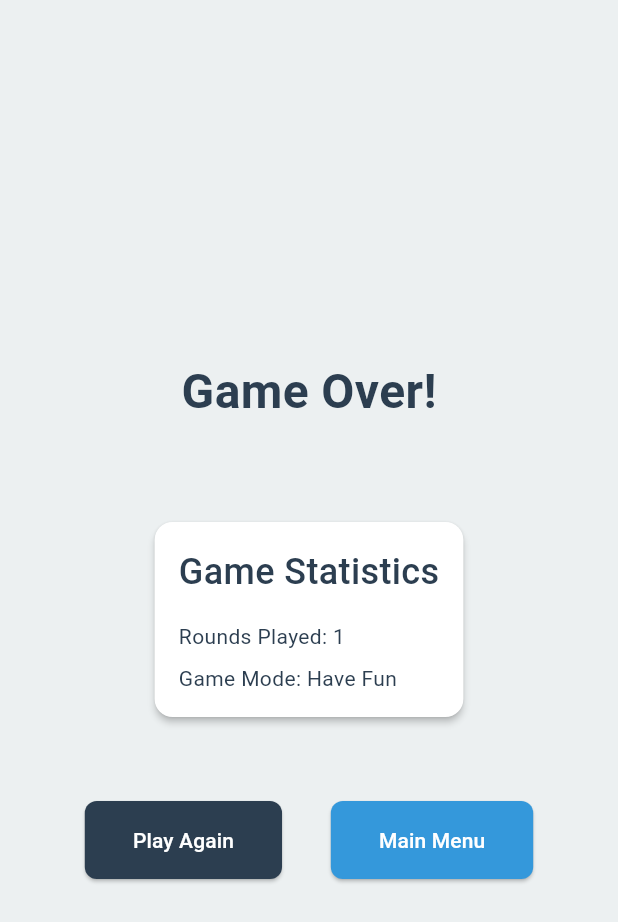
After one commit to Pasmikh/flava, a Flutter app: the GameStatsScreen screen opened by its route, on a phone screen of 412 x 824 dp. The commit adds this screen. Shown: the top 922 px of the screen. Run offline on Flutter 3.47's test engine with Material 3 defaults, Android fonts, the light colour scheme and no system bars; our stand-ins replace audioplayers, google_fonts, shared_preferences; accounts and stored records are empty.

Commit message:
Game end logic & screen

```diff
--- a/lib/config/routes.dart
+++ b/lib/config/routes.dart
@@ -3,6 +3,7 @@ import '../screens/home/home_screen.dart';
 import '../screens/player_setup/player_setup_screen.dart';
 import '../screens/ready_check/ready_check_screen.dart';
 import '../screens/game/game_screen.dart';
+import '../screens/game_stats_screen.dart';
 
 class AppRoutes {
   // Route names
@@ -10,6 +11,7 @@ class AppRoutes {
   static const String playerSetup = '/player-setup';
   static const String readyCheck = '/ready-check';
   static const String game = '/game';
+  static const String gameStats = '/game-stats';
   static const String settings = '/settings';
   static const String statistics = '/statistics';
 
@@ -20,6 +22,7 @@ class AppRoutes {
       playerSetup: (context) => const PlayerSetupScreen(),
       readyCheck: (context) => const ReadyCheckScreen(),
       game: (context) => const GameScreen(),
+      gameStats: (context) => const GameStatsScreen(),
     };
   }
 
@@ -34,6 +37,10 @@ class AppRoutes {
 
   static Future<T?> navigateToGame<T>(BuildContext context) {
     return Navigator.pushReplacementNamed<T, void>(context, game);
+  }
+
+  static Future<T?> navigateToGameStats<T>(BuildContext context) {
+    return Navigator.pushReplacementNamed<T, void>(context, gameStats);
   }
 
   static Future<T?> navigateToSettings<T>(BuildContext context) {
--- a/lib/main.dart
+++ b/lib/main.dart
@@ -1,3 +1,4 @@
+import 'package:flava/screens/game_stats_screen.dart';
 import 'package:flutter/material.dart';
 import 'package:provider/provider.dart';
 import 'package:flutter/services.dart';
@@ -63,6 +64,7 @@ class FlavaApp extends StatelessWidget {
         AppRoutes.playerSetup: (context) => const PlayerSetupScreen(),
         AppRoutes.readyCheck: (context) => const ReadyCheckScreen(),
         AppRoutes.game: (context) => const GameScreen(),
+        AppRoutes.gameStats: (context) => const GameStatsScreen(),
       },
       builder: (context, child) {
         // Apply any app-wide configurations here
--- a/lib/models/events/drop_events.dart
+++ b/lib/models/events/drop_events.dart
@@ -25,6 +25,7 @@ GameEvent createDropThreeEvent(GameState state) {
         'a green object, and a key object',
     type: EventType.drop,
     requiresConfirmation: true,
+    additionalTime: 1,
     choices: choices,
     executeEvent: (currentState, choiceIndex) {
       if (choiceIndex == null) return currentState;
--- /dev/null
+++ b/lib/screens/game_stats_screen.dart
@@ -0,0 +1,120 @@
+import 'package:flutter/material.dart';
+import 'package:provider/provider.dart';
+
+import '../../models/game_state.dart';
+import '../../providers/game_provider.dart';
+import '../../config/theme.dart';
+import '../../config/routes.dart';
+
+class GameStatsScreen extends StatelessWidget {
+  const GameStatsScreen({super.key});
+
+  void _restartGame(BuildContext context) {
+    final gameProvider = context.read<GameProvider>();
+    final List<String> playerNames =
+        gameProvider.state.players.map((p) => p.name).toList();
+    final gameMode = gameProvider.state.gameMode;
+
+    gameProvider.initializeGame(
+      playerNames: playerNames,
+      gameMode: gameMode,
+    );
+    Navigator.pushReplacementNamed(context, AppRoutes.readyCheck);
+  }
+
+  void _goToMainMenu(BuildContext context) {
+    AppRoutes.popToHome(context);
+  }
+
+  @override
+  Widget build(BuildContext context) {
+    return Scaffold(
+      body: Consumer<GameState>(
+        builder: (context, gameState, child) {
+          // Safely find winner or return null
+          final winner = gameState.players.where((p) => p.isWinner).firstOrNull;
+
+          return SafeArea(
+            child: Padding(
+              padding: const EdgeInsets.all(24.0),
+              child: Column(
+                mainAxisAlignment: MainAxisAlignment.center,
+                children: [
+                  Text(
+                    'Game Over!',
+                    style: FlavaTheme.headerStyle,
+                  ),
+                  const SizedBox(height: 32),
+                  if (winner != null) Text(
+                    'Winner: ${winner.name}',
+                    style: FlavaTheme.subheaderStyle,
+                  ),
+                  const SizedBox(height: 24),
+
+                  Card(
+                    child: Padding(
+                      padding: const EdgeInsets.all(16.0),
+                      child: Column(
+                        crossAxisAlignment: CrossAxisAlignment.start,
+                        children: [
+                          Text(
+                            'Game Statistics',
+                            style: FlavaTheme.subheaderStyle,
+                          ),
+                          const SizedBox(height: 16),
+                          Text('Rounds Played: ${gameState.currentRound}'),
+                          if (winner != null) ...[
+                            Text('Total Objects: ${winner.totalObjectCount}'),
+                            Text('Key Objects: ${winner.keyObjectCount}'),
+                          ],
+                          const SizedBox(height: 8),
+                          Text('Game Mode: ${gameState.gameMode.name}'),
+                        ],
+                      ),
+                    ),
+                  ),
+
+                  const SizedBox(height: 48),
+
+                  Row(
+                    mainAxisAlignment: MainAxisAlignment.spaceEvenly,
+                    children: [
+                      ElevatedButton(
+                        onPressed: () => _restartGame(context),
+                        style: ElevatedButton.styleFrom(
+                          backgroundColor: FlavaTheme.primaryColor,
+                          padding: const EdgeInsets.symmetric(
+                            horizontal: 32,
+                            vertical: 16,
+                          ),
+                        ),
+                        child: const Text(
+                          'Play Again',
+                          style: TextStyle(color: Colors.white),
+                        ),
+                      ),
+                      ElevatedButton(
+                        onPressed: () => _goToMainMenu(context),
+                        style: ElevatedButton.styleFrom(
+                          backgroundColor: FlavaTheme.accentColor,
+                          padding: const EdgeInsets.symmetric(
+                            horizontal: 32,
+                            vertical: 16,
+                          ),
+                        ),
+                        child: const Text(
+                          'Main Menu',
+                          style: TextStyle(color: Colors.white),
+                        ),
+                      ),
+                    ],
+                  ),
+                ],
+              ),
+            ),
+          );
+        },
+      ),
+    );
+  }
+}
--- a/lib/services/logging_service.dart
+++ b/lib/services/logging_service.dart
@@ -38,6 +38,7 @@ class LoggingService {
   }
 
   void _printLog(GameLog log) {
+    // ignore: avoid_print
     print('${log.timestamp} [${log.level}] ${log.event}: ${log.data}');
   }
 
```
Also changed, not shown: lib/providers/game_provider.dart (+41 -19 lines), lib/screens/game/game_screen.dart (+30 -1 lines), lib/services/event_handler.dart (+14 -3 lines).
